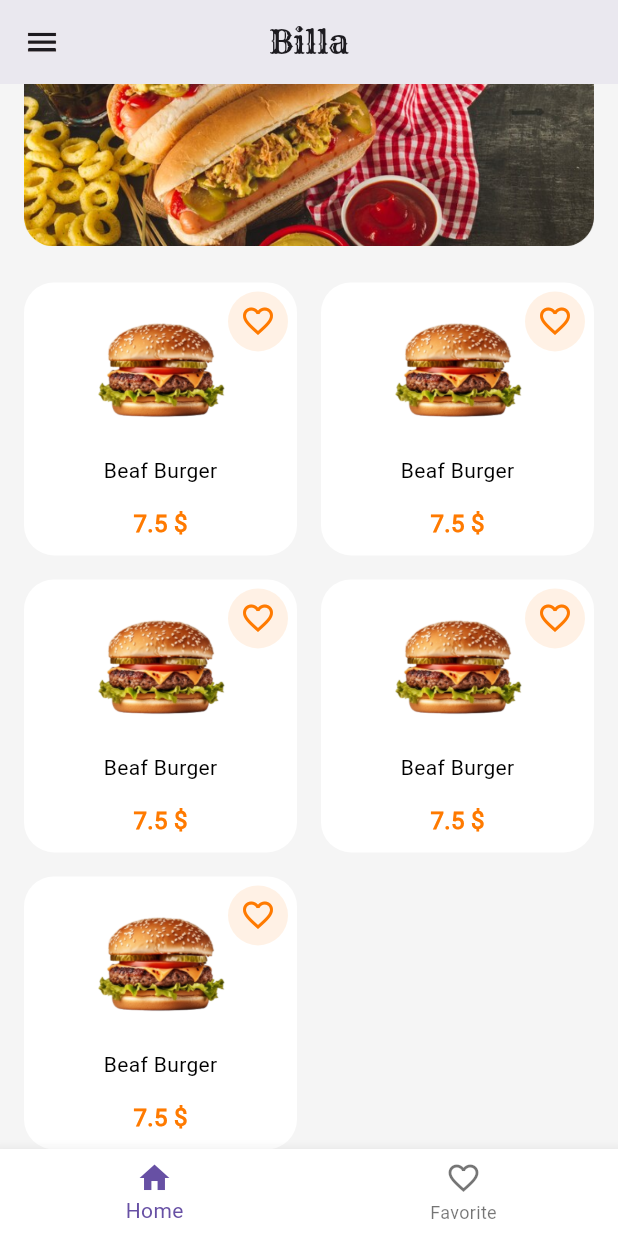
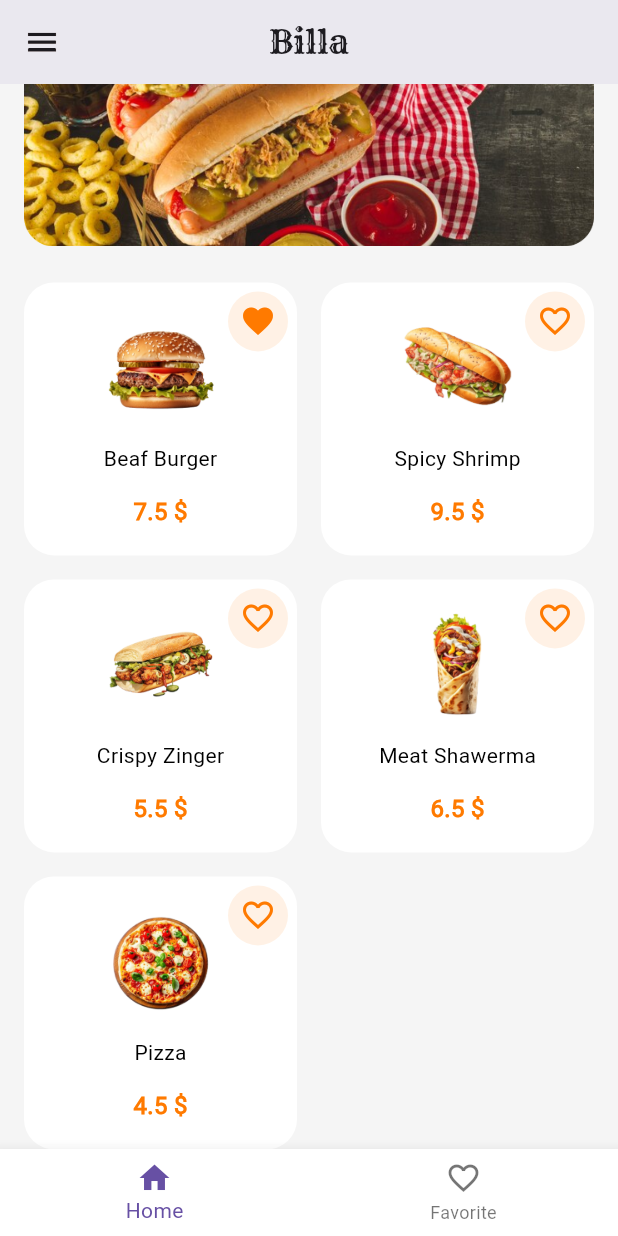
Before and after one commit to Elhaw2003/bella-app, a Flutter app: the screen it shows after launch, scrolled down 105 dp, after a tap on the "favorite outline" icon, on a phone screen of 412 x 824 dp. Run offline on Flutter 3.47's test engine with Material 3 defaults, Android fonts, the phone set to English and light mode, and no system bars.

Commit message:
model for items finished

```diff
--- a/lib/core/data/model/item_model.dart
+++ b/lib/core/data/model/item_model.dart
@@ -0,0 +1,15 @@
+class ItemModel {
+  String image;
+  String title;
+  double price;
+  bool favOrNot;
+
+  ItemModel({
+
+    required this.image,
+    required this.title,
+    required this.price,
+    this.favOrNot = false,
+});
+
+}
--- a/lib/core/utilies/app_images.dart
+++ b/lib/core/utilies/app_images.dart
@@ -1,4 +1,8 @@
 class AppImages {
   static const String image_home = "assets/images/image_home.png";
   static const String burger = "assets/images/burger.png";
+  static const String crizpyZinger = "assets/images/crizpy_zinger.png";
+  static const String meatShawerma = "assets/images/meat_shawerma.png";
+  static const String pizza = "assets/images/pizza.png";
+  static const String spicyShrimp = "assets/images/spicy_shrimp.png";
 }
--- a/lib/core/utilies/app_texts.dart
+++ b/lib/core/utilies/app_texts.dart
@@ -3,4 +3,8 @@ class AppTexts {
   static const String beafBurger = "Beaf Burger";
   static const String home = "Home";
   static const String Favorite = "Favorite";
+  static const String spicyShrimp = "Spicy Shrimp";
+  static const String crispyZinger = "Crispy Zinger";
+  static const String meatShawerma = "Meat Shawerma";
+  static const String pizza = "Pizza";
 }
--- /dev/null
+++ b/lib/featuers/home/presentation/controller/home_provider.dart
@@ -0,0 +1,24 @@
+import 'package:bella_app/core/data/model/item_model.dart';
+import 'package:bella_app/core/utilies/app_images.dart';
+import 'package:bella_app/core/utilies/app_texts.dart';
+import 'package:flutter/widgets.dart';
+
+class HomeProvider extends ChangeNotifier{
+
+  List<ItemModel> items = [
+
+    ItemModel(image: AppImages.burger, title: AppTexts.beafBurger, price: 7.5),
+    ItemModel(image: AppImages.spicyShrimp, title: AppTexts.spicyShrimp, price: 9.5),
+    ItemModel(image: AppImages.crizpyZinger, title: AppTexts.crispyZinger, price: 5.5),
+    ItemModel(image: AppImages.meatShawerma, title: AppTexts.meatShawerma, price: 6.5),
+    ItemModel(image: AppImages.pizza, title: AppTexts.pizza, price: 4.5),
+
+  ];
+
+  favOrNot(index){
+
+    items[index].favOrNot = ! items[index].favOrNot;
+    notifyListeners();
+  }
+
+}
--- a/lib/featuers/home/presentation/view/widgets/home_body.dart
+++ b/lib/featuers/home/presentation/view/widgets/home_body.dart
@@ -1,8 +1,10 @@
 import 'package:bella_app/core/utilies/app_colors.dart';
 import 'package:bella_app/core/utilies/app_images.dart';
 import 'package:bella_app/core/utilies/app_texts.dart';
+import 'package:bella_app/featuers/home/presentation/controller/home_provider.dart';
 import 'package:bella_app/featuers/home/presentation/view/widgets/item_widget.dart';
 import 'package:flutter/material.dart';
+import 'package:provider/provider.dart';
 
 class HomeBody extends StatelessWidget {
   const HomeBody({super.key});
@@ -26,7 +28,7 @@ class HomeBody extends StatelessWidget {
               SizedBox(height: 24,),
           ),
           SliverGrid.builder(
-            itemCount: 5,
+            itemCount: Provider.of<HomeProvider>(context).items.length,
             gridDelegate: SliverGridDelegateWithFixedCrossAxisCount(
               crossAxisCount: 2,
               mainAxisSpacing: 16.0, // Vertical spacing between items
@@ -34,7 +36,9 @@ class HomeBody extends StatelessWidget {
               childAspectRatio: 1.0,
             ),
             itemBuilder: (context, index) {
-              return ItemWidget();
+              return ItemWidget(
+                index: index,
+              );
             },
           )
         ],
--- a/lib/featuers/home/presentation/view/widgets/item_widget.dart
+++ b/lib/featuers/home/presentation/view/widgets/item_widget.dart
@@ -1,11 +1,11 @@
 import 'package:bella_app/core/utilies/app_colors.dart';
-import 'package:bella_app/core/utilies/app_images.dart';
-import 'package:bella_app/core/utilies/app_texts.dart';
+import 'package:bella_app/featuers/home/presentation/controller/home_provider.dart';
 import 'package:flutter/material.dart';
+import 'package:provider/provider.dart';
 
 class ItemWidget extends StatelessWidget {
-  const ItemWidget({super.key});
-
+  const ItemWidget({super.key, required this.index});
+  final int index;
   @override
   Widget build(BuildContext context) {
     return Stack(
@@ -22,10 +22,10 @@ class ItemWidget extends StatelessWidget {
           child: Column(
             mainAxisAlignment: MainAxisAlignment.center,
             children: [
-              Image.asset(AppImages.burger,width: 96,height: 96,),
+              Image.asset(Provider.of<HomeProvider>(context).items[index].image,width: 80,height: 80,),
               const SizedBox(height: 10,),
               Text(
-                AppTexts.beafBurger,
+                Provider.of<HomeProvider>(context).items[index].title,
                 style: TextStyle(
                   color: AppColors.black,
                   fontWeight: FontWeight.w500,
@@ -34,7 +34,7 @@ class ItemWidget extends StatelessWidget {
               ),
               const SizedBox(height: 14,),
               Text(
-                "7.5 \$",
+                "${Provider.of<HomeProvider>(context).items[index].price} \$",
                 style: TextStyle(
                   color: AppColors.orange,
                   fontWeight: FontWeight.w700,
@@ -50,8 +50,15 @@ class ItemWidget extends StatelessWidget {
             radius: 20,
             backgroundColor: AppColors.orange.withOpacity(0.1),
             child: IconButton(
-              onPressed: (){},
-              icon: Icon(Icons.favorite_border_outlined,color: AppColors.orange,),
+              onPressed: (){
+                Provider.of<HomeProvider>(context,listen: false).favOrNot(index);
+              },
+              icon: Icon(
+                Provider.of<HomeProvider>(context,listen: false).items[index].favOrNot == false?Icons.favorite_border_outlined
+                    :Icons.favorite,
+
+                color: AppColors.orange,
+              ),
             ),
           ),
         )
--- a/lib/main.dart
+++ b/lib/main.dart
@@ -1,9 +1,13 @@
 import 'package:bella_app/core/utilies/app_fonts.dart';
+import 'package:bella_app/featuers/home/presentation/controller/home_provider.dart';
 import 'package:bella_app/featuers/home/presentation/view/home_screen.dart';
 import 'package:flutter/material.dart';
+import 'package:provider/provider.dart';
 
 main(){
-  runApp(BellaApp());
+  runApp(ChangeNotifierProvider(
+    create: (context) => HomeProvider(),
+      child: BellaApp()));
 }
 class BellaApp extends StatelessWidget {
   const BellaApp({super.key});
--- a/pubspec.yaml
+++ b/pubspec.yaml
@@ -35,6 +35,7 @@ dependencies:
   # The following adds the Cupertino Icons font to your application.
   # Use with the CupertinoIcons class for iOS style icons.
   cupertino_icons: ^1.0.6
+  provider: ^6.1.2
 
 dev_dependencies:
   flutter_test:
```
Also changed, not shown: assets/images/crizpy_zinger.png (added), assets/images/meat_shawerma.png (added), assets/images/pizza.png (added), assets/images/spicy_shrimp.png (added), pubspec.lock.
